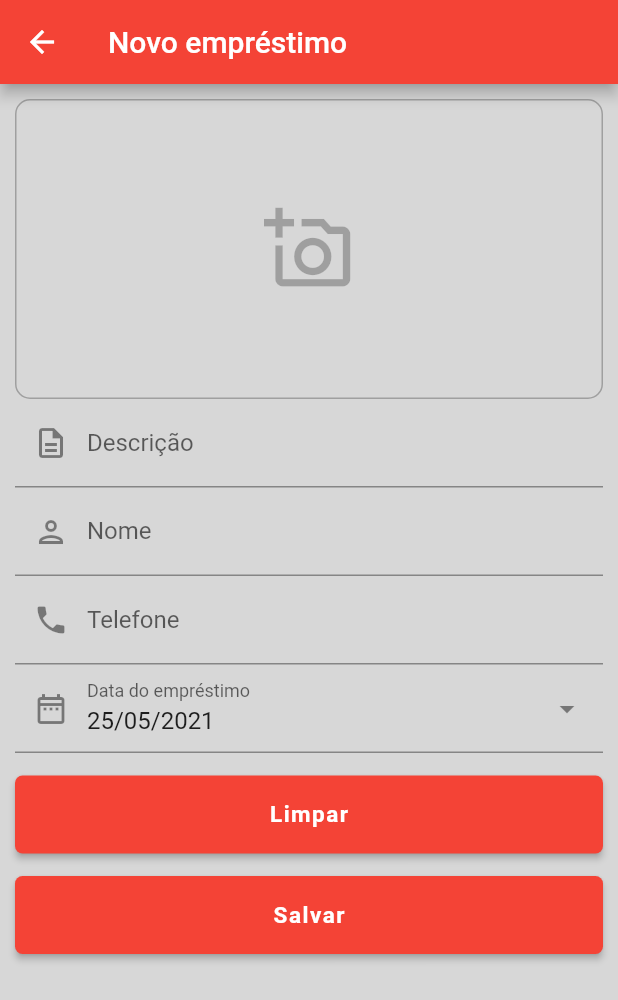
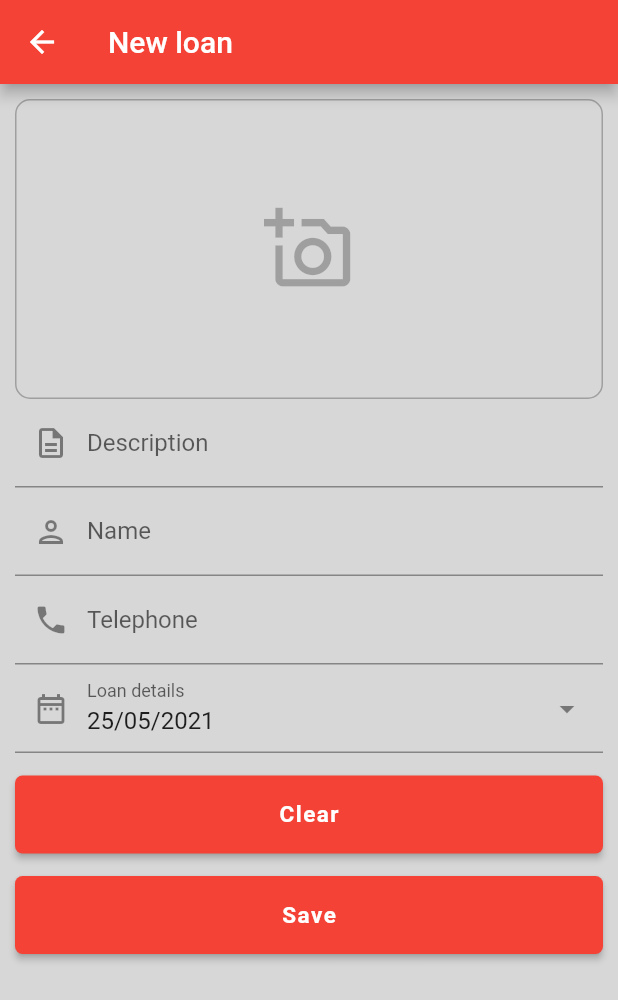
Before and after one commit to elcioroberto95/memstuff, a Flutter app: the DetailPage screen opened directly, on a phone screen of 412 x 824 dp. Shown: the top 1000 px of the screen. Run offline on Flutter 3.47's test engine with Material 2 defaults, Android fonts, the phone set to English and light mode, and no system bars; our stand-ins replace another_flushbar, flutter_slidable, flutter_staggered_animations, image_picker, mask_text_input_formatter, sqflite; accounts and stored records are empty.

Commit message:
Update app_const.dart

```diff
--- a/lib/core/app_const.dart
+++ b/lib/core/app_const.dart
@@ -1,13 +1,13 @@
 const kAppTitle = 'MemStuff';
 
-const kTitleNewLoan = 'Novo empréstimo';
-const kTitleDetails = 'Detalhes';
-const kLabelName = 'Nome';
-const kLabelDescription = 'Descrição';
-const kLabelPhone = 'Telefone';
-const kLabelLoanDate = 'Data do empréstimo';
-const kButtonClean = 'Limpar';
-const kButtonSave = 'Salvar';
+const kTitleNewLoan = 'New loan';
+const kTitleDetails = 'Details';
+const kLabelName = 'Name';
+const kLabelDescription = 'Description';
+const kLabelPhone = 'Telephone';
+const kLabelLoanDate = 'Loan details';
+const kButtonClean = 'Clear';
+const kButtonSave = 'Save';
 
 const kDatabaseName = 'memstuff.db';
 const kDatabaseVersion = 1;
```
